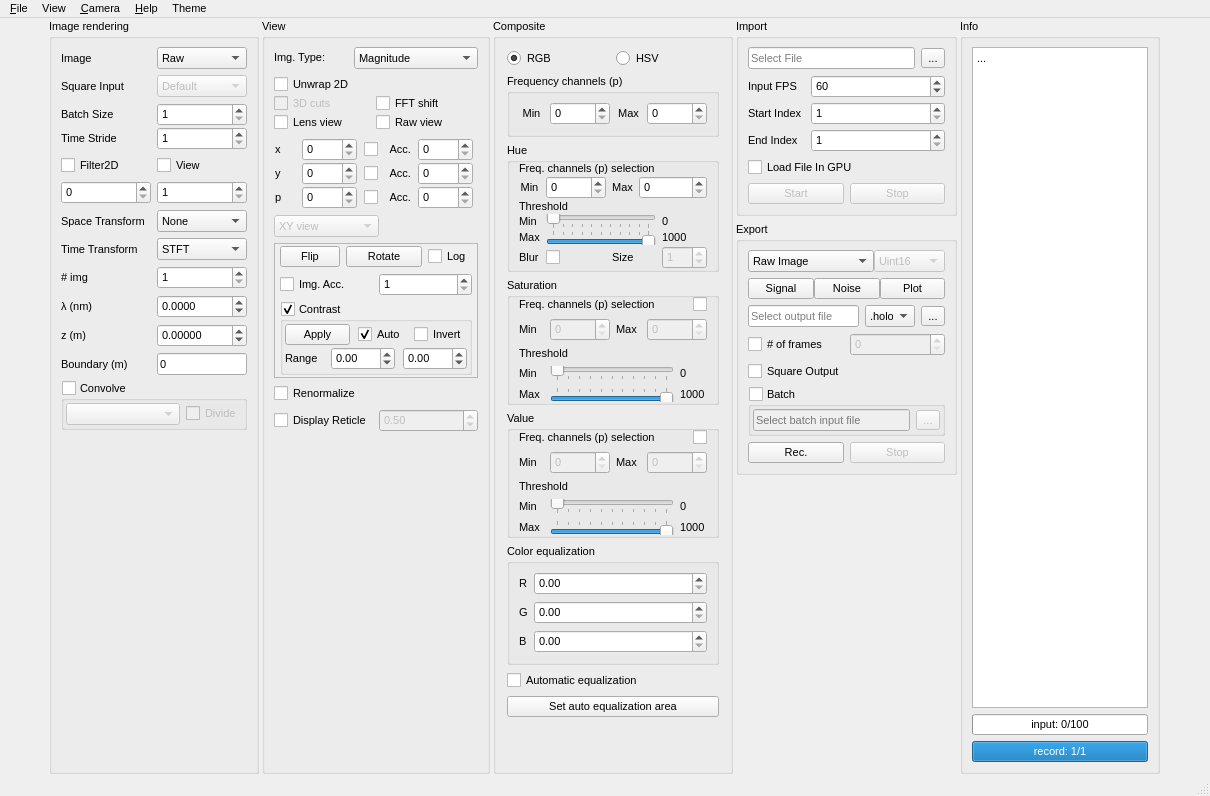
The window that Holovibes/mainwindow.ui (DigitalHolography/Holovibes) describes before a commit, drawn with Qt 5.
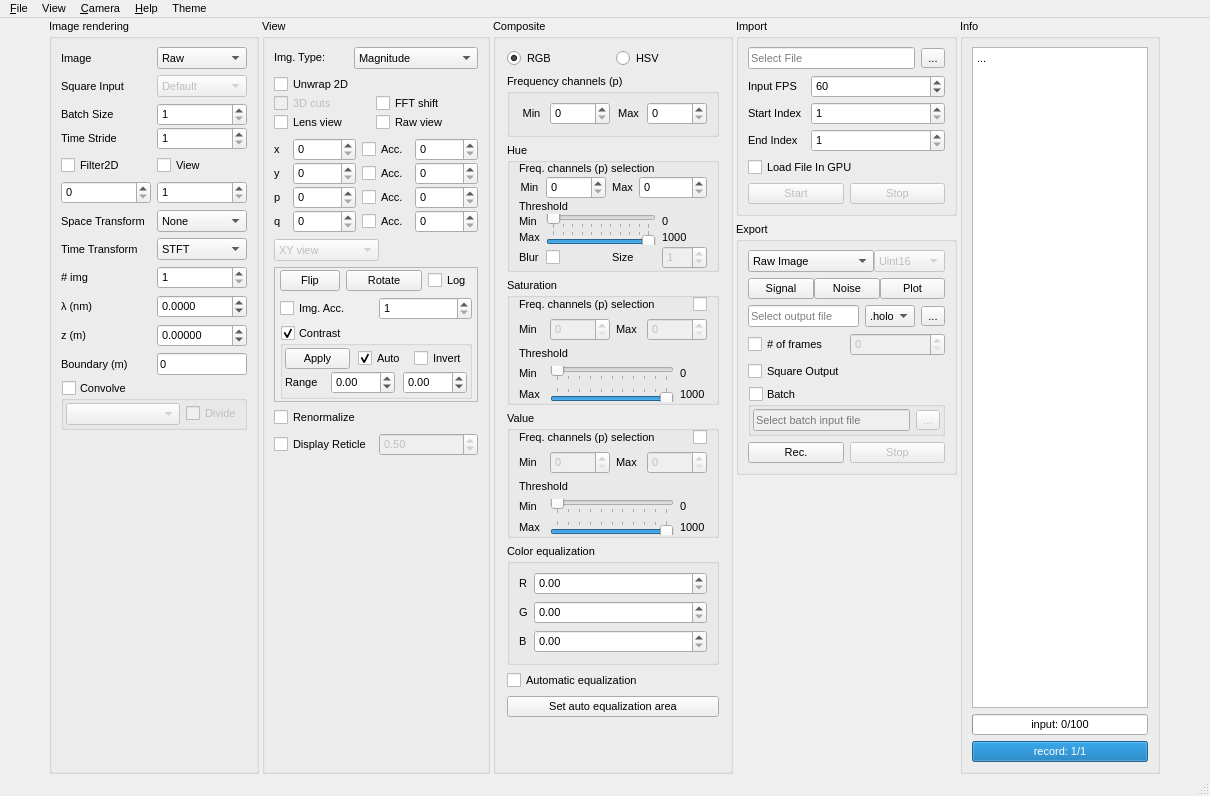
The same window after the commit. Custom widgets are drawn as their Qt base class.

Patch:
```diff
--- a/Holovibes/mainwindow.ui
+++ b/Holovibes/mainwindow.ui
@@ -985,88 +985,44 @@
           </widget>
          </item>
          <item row="4" column="0" colspan="2">
-          <layout class="QGridLayout" name="gridLayout_5" columnstretch="0,0,0,0,0">
+          <layout class="QGridLayout" name="gridLayout_5" columnstretch="0,0,0,0">
            <property name="horizontalSpacing">
             <number>6</number>
            </property>
            <property name="verticalSpacing">
             <number>1</number>
            </property>
-           <item row="2" column="4">
-            <widget class="QSpinBox" name="PAccSpinBox">
-             <property name="maximumSize">
-              <size>
-               <width>55</width>
-               <height>16777215</height>
-              </size>
-             </property>
-             <property name="minimum">
-              <number>0</number>
-             </property>
-             <property name="maximum">
-              <number>999999999</number>
-             </property>
-             <property name="value">
-              <number>0</number>
-             </property>
-            </widget>
-           </item>
-           <item row="0" column="0">
-            <widget class="QLabel" name="label">
-             <property name="maximumSize">
-              <size>
-               <width>20</width>
-               <height>20</height>
-              </size>
-             </property>
-             <property name="text">
-              <string>x</string>
-             </property>
-            </widget>
-           </item>
            <item row="1" column="2">
             <widget class="QCheckBox" name="YAccuCheckBox">
              <property name="maximumSize">
               <size>
-               <width>15</width>
+               <width>50</width>
                <height>16777215</height>
               </size>
              </property>
              <property name="text">
-              <string/>
+              <string>Acc.</string>
              </property>
             </widget>
            </item>
-           <item row="0" column="3">
-            <widget class="QLabel" name="label_9">
+           <item row="0" column="1">
+            <widget class="QSpinBox" name="XSpinBox">
              <property name="maximumSize">
               <size>
-               <width>25</width>
+               <width>63</width>
                <height>16777215</height>
               </size>
              </property>
-             <property name="text">
-              <string>Acc.</string>
+             <property name="maximum">
+              <number>999999999</number>
              </property>
-             <property name="alignment">
-              <set>Qt::AlignRight|Qt::AlignTrailing|Qt::AlignVCenter</set>
-             </property>
             </widget>
            </item>
-           <item row="2" column="3">
-            <widget class="QLabel" name="label_20">
-             <property name="maximumSize">
-              <size>
-               <width>25</width>
-               <height>16777215</height>
-              </size>
-             </property>
+           <item row="3" column="2">
+            <widget class="QCheckBox" name="Q_AccuCheckBox">
              <property name="text">
               <string>Acc.</string>
              </property>
-             <property name="alignment">
-              <set>Qt::AlignRight|Qt::AlignTrailing|Qt::AlignVCenter</set>
-             </property>
             </widget>
            </item>
            <item row="0" column="2">
@@ -1079,7 +1035,7 @@
              </property>
              <property name="maximumSize">
               <size>
-               <width>15</width>
+               <width>42</width>
                <height>16777215</height>
               </size>
              </property>
@@ -1087,80 +1043,20 @@
               <enum>Qt::LeftToRight</enum>
              </property>
              <property name="text">
-              <string/>
+              <string>Acc.</string>
              </property>
             </widget>
            </item>
-           <item row="0" column="4">
-            <widget class="QSpinBox" name="XAccSpinBox">
+           <item row="2" column="2">
+            <widget class="QCheckBox" name="PAccuCheckBox">
              <property name="maximumSize">
               <size>
-               <width>55</width>
+               <width>50</width>
                <height>16777215</height>
               </size>
-             </property>
-             <property name="minimum">
-              <number>0</number>
-             </property>
-             <property name="maximum">
-              <number>65536</number>
-             </property>
-             <property name="value">
-              <number>0</number>
-             </property>
-            </widget>
-           </item>
-           <item row="1" column="4">
-            <widget class="QSpinBox" name="YAccSpinBox">
-             <property name="maximumSize">
-              <size>
-               <width>55</width>
-               <height>16777215</height>
-              </size>
-             </property>
-             <property name="minimum">
-              <number>0</number>
-             </property>
-             <property name="maximum">
-              <number>65536</number>
-             </property>
-             <property name="value">
-              <number>0</number>
-             </property>
-            </widget>
-           </item>
-           <item row="1" column="3">
-            <widget class="QLabel" name="label_19">
-             <property name="maximumSize">
-              <size>
-               <width>25</width>
-               <height>16777215</height>
-              </size>
-             </property>
-             <property name="layoutDirection">
-              <enum>Qt::RightToLeft</enum>
-             </property>
-             <property name="autoFillBackground">
-              <bool>false</bool>
              </property>
              <property name="text">
               <string>Acc.</string>
-             </property>
-             <property name="alignment">
-              <set>Qt::AlignRight|Qt::AlignTrailing|Qt::AlignVCenter</set>
-             </property>
-            </widget>
-           </item>
-           <item row="0" column="1">
-            <widget class="QSpinBox" name="XSpinBox">
-             <property name="maximumSize">
-              <size>
-               <width>55</width>
-               <height>16777215</height>
-              </size>
-             </property>
-             <property name="maximum">
-              <number>999999999</number>
              </property>
             </widget>
            </item>
@@ -1171,18 +1067,11 @@
              </property>
             </widget>
            </item>
-           <item row="2" column="0">
-            <widget class="QLabel" name="label_5">
-             <property name="text">
-              <string>p</string>
-             </property>
-            </widget>
-           </item>
            <item row="1" column="1">
             <widget class="QSpinBox" name="YSpinBox">
              <property name="maximumSize">
               <size>
-               <width>55</width>
+               <width>63</width>
                <height>16777215</height>
               </size>
              </property>
@@ -1191,21 +1080,66 @@
              </property>
             </widget>
            </item>
-           <item row="2" column="2">
-            <widget class="QCheckBox" name="PAccuCheckBox">
+           <item row="0" column="3">
+            <widget class="QSpinBox" name="XAccSpinBox">
              <property name="maximumSize">
               <size>
-               <width>15</width>
+               <width>63</width>
                <height>16777215</height>
               </size>
              </property>
+             <property name="minimum">
+              <number>0</number>
+             </property>
+             <property name="maximum">
+              <number>65536</number>
+             </property>
+             <property name="value">
+              <number>0</number>
+             </property>
+            </widget>
+           </item>
+           <item row="2" column="0">
+            <widget class="QLabel" name="PLabel">
              <property name="text">
-              <string/>
+              <string>p</string>
+             </property>
+            </widget>
+           </item>
+           <item row="3" column="1">
+            <widget class="QSpinBox" name="Q_SpinBox">
+             <property name="maximumSize">
+              <size>
+               <width>63</width>
+               <height>16777215</height>
+              </size>
+             </property>
+             <property name="maximum">
+              <number>999999</number>
+             </property>
+            </widget>
+           </item>
+           <item row="0" column="0">
+            <widget class="QLabel" name="XLabel">
+             <property name="maximumSize">
+              <size>
+               <width>20</width>
+               <height>20</height>
+              </size>
+             </property>
+             <property name="text">
+              <string>x</string>
              </property>
             </widget>
            </item>
            <item row="2" column="1">
             <widget class="QSpinBox" name="PSpinBox">
+             <property name="maximumSize">
+              <size>
+               <width>63</width>
+               <height>16777215</height>
+              </size>
+             </property>
              <property name="toolTip">
               <string>index of the image displayed</string>
              </property>
@@ -1214,6 +1148,64 @@
              </property>
             </widget>
            </item>
+           <item row="3" column="0">
+            <widget class="QLabel" name="Q_Label">
+             <property name="text">
+              <string>q</string>
+             </property>
+            </widget>
+           </item>
+           <item row="2" column="3">
+            <widget class="QSpinBox" name="PAccSpinBox">
+             <property name="maximumSize">
+              <size>
+               <width>63</width>
+               <height>16777215</height>
+              </size>
+             </property>
+             <property name="minimum">
+              <number>0</number>
+             </property>
+             <property name="maximum">
+              <number>999999999</number>
+             </property>
+             <property name="value">
+              <number>0</number>
+             </property>
+            </widget>
+           </item>
+           <item row="1" column="3">
+            <widget class="QSpinBox" name="YAccSpinBox">
+             <property name="maximumSize">
+              <size>
+               <width>63</width>
+               <height>16777215</height>
+              </size>
+             </property>
+             <property name="minimum">
+              <number>0</number>
+             </property>
+             <property name="maximum">
+              <number>65536</number>
+             </property>
+             <property name="value">
+              <number>0</number>
+             </property>
+            </widget>
+           </item>
+           <item row="3" column="3">
+            <widget class="QSpinBox" name="Q_AccSpinBox">
+             <property name="maximumSize">
+              <size>
+               <width>63</width>
+               <height>16777215</height>
+              </size>
+             </property>
+             <property name="maximum">
+              <number>9999999</number>
+             </property>
+            </widget>
+           </item>
           </layout>
          </item>
          <item row="0" column="0" colspan="2">
```
Left out of the diff: 84 changed lines with no effect on the pictures.
